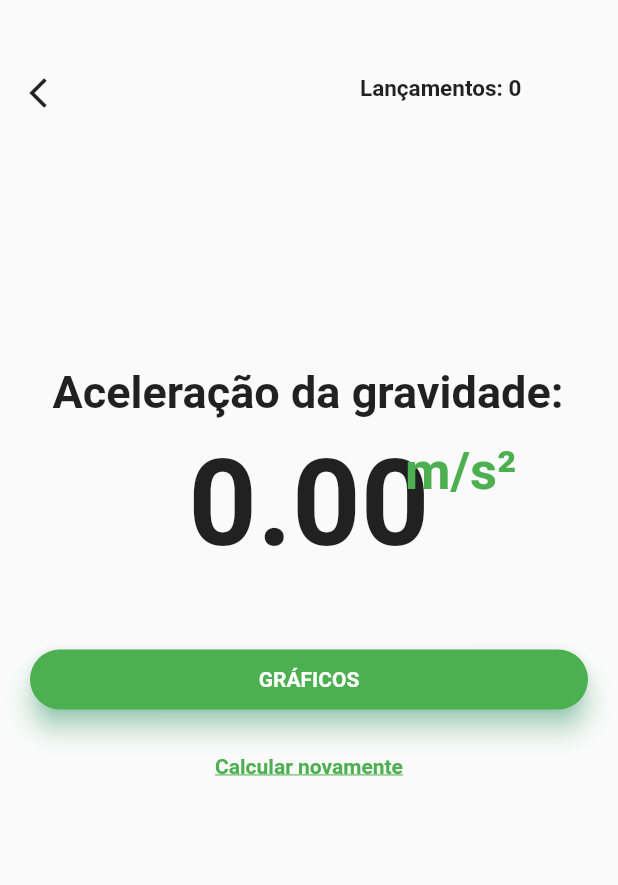
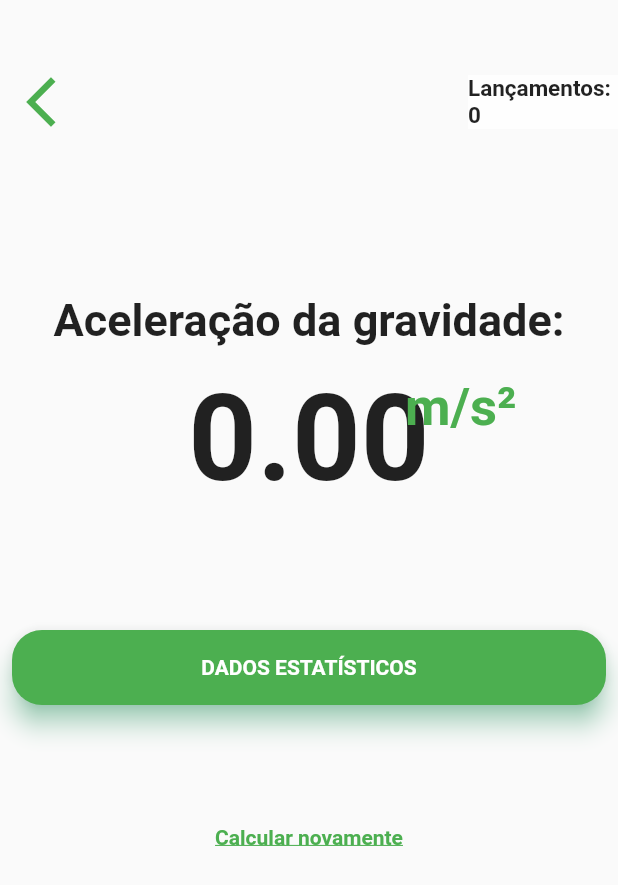
Before and after one commit to FonteneleLucas/experiment-gravitational-acceleration, a Flutter app: the ShowData screen opened by its route, on a phone screen of 412 x 824 dp. Shown: the top 885 px of the screen. Run offline on Flutter 3.47's test engine with Material 2 defaults, Android fonts, the phone set to English and light mode, and no system bars; our stand-ins replace flutter_bluetooth_serial; Roboto replaces fonts that are missing (Montserrat); statements that could not run were skipped.

Commit message:
corrigindo tela 01 de exibição dos dados

```diff
--- a/lib/showData.dart
+++ b/lib/showData.dart
@@ -88,16 +88,24 @@ class _ShowDataState extends State<ShowData> {
   @override
   Widget build(BuildContext context) {
     return new Scaffold(
-      resizeToAvoidBottomPadding: false,
+//      resizeToAvoidBottomPadding: false,
       body: Column(
-        crossAxisAlignment: CrossAxisAlignment.start,
         children: <Widget>[
           Container(
-            child: Stack(
+            margin: const EdgeInsets.only(left: 0, top: 40, right: 0, bottom: 0),
+//            color: Colors.blue,
+            child:  Row(
               children: <Widget>[
-                IconButton(
-                  padding: EdgeInsets.fromLTRB(15, 50, 0, 0),
+                Expanded(
+                  flex: 2,
+                  child: Container(
+//                    color: Colors.grey,
+                    child: Container(
+                      width: 20,
+                      child: IconButton(
                         icon: Icon(Icons.arrow_back_ios),
+                        iconSize: 40,
+                        color: Colors.green,
                         tooltip: 'Voltar',
                         onPressed: () {
                           print("Voltar");
@@ -105,29 +113,49 @@ class _ShowDataState extends State<ShowData> {
                           _connected = true;
                         },
                       ),
-                Container(
-                  padding: EdgeInsets.fromLTRB(240, 50, 0, 0),
+                    )
+                  ),
+                ),
+                Expanded(
+                  flex: 9,
+                  child: Container(
+                    alignment: Alignment(1, 0),
+//                    color: Colors.white70,
+                    child: Container(
+                      width: 100,
+                      color: Colors.white70,
                       child: Text(
                         "Lançamentos: "+ contador.toString(),
                         style: TextStyle(fontSize: 15, fontWeight: FontWeight.bold),
                       ),
                     ),
+                  ),
+                ),
               ],
             ),
           ),
-          SizedBox(height: 40),
           Container(
+            margin: const EdgeInsets.only(left: 0, top: 100, right: 0, bottom: 0),
+//            color: Colors.lightBlueAccent,
             child: Stack(
               children: <Widget>[
                 Container(
-                  padding: EdgeInsets.fromLTRB(35, 130, 0, 0),
+                    margin: const EdgeInsets.only(left: 0, top: 0, right: 0, bottom: 0),
+//                  height: 30,
+                  child: Center(
                     child: Text(
                       "Aceleração da gravidade:",
                       style: TextStyle(fontSize: 30, fontWeight: FontWeight.bold),
                     ),
+                  )
                 ),
                 Container(
-                  padding: EdgeInsets.fromLTRB(0, 175, 0, 0),
+                  margin: const EdgeInsets.only(left: 0, top: 50, right: 0, bottom: 0),
+                  child: Row(
+                    mainAxisAlignment: MainAxisAlignment.center,
+                    children: [
+                      Container(
+//                        color: Colors.red,
                         child: Center(
                           child: Text(
                             _gravidadeFinal.toStringAsFixed(2),
@@ -136,8 +164,11 @@ class _ShowDataState extends State<ShowData> {
                           ),
                         ),
                       ),
+                    ],
+                  ),
+                ),
                 Container(
-                  padding: EdgeInsets.fromLTRB(270, 180, 0, 0),
+                  padding: EdgeInsets.fromLTRB(270, 55, 0, 0),
                   child: Text(
                     "m/s²",
                     style: TextStyle(
@@ -145,20 +176,17 @@ class _ShowDataState extends State<ShowData> {
                         fontWeight: FontWeight.bold,
                         color: Colors.green),
                   ),
-                )
+                ),
               ],
             ),
           ),
-          SizedBox(
+          Container(
+              margin: const EdgeInsets.only(left: 8, top: 80, right: 8, bottom: 0),
+//              color: Colors.black,
               height: 50,
-          ),
-
-          Container(
-              padding: EdgeInsets.only(left: 20, right: 20),
-              height: 40,
               child: InkWell(
                 onTap: () {
-                  Navigator.of(context).pushNamed('/inicialPage');
+
                 },
                 child: Material(
                   borderRadius: BorderRadius.circular(20),
@@ -167,20 +195,20 @@ class _ShowDataState extends State<ShowData> {
                   elevation: 7,
                   child: Center(
                     child: Text(
-                      "GRÁFICOS",
+                      "DADOS ESTATÍSTICOS",
                       style: TextStyle(
                           color: Colors.white,
                           fontWeight: FontWeight.bold,
-                          fontFamily: 'Montserrat'),
+                          fontFamily: 'Montserrat'
                       ),
                     ),
                   ),
-              )),
-          SizedBox(height: 30),
-          Row(
-            mainAxisAlignment: MainAxisAlignment.center,
-            children: <Widget>[
-              InkWell(
+                ),
+              )
+          ),
+          Container(
+            margin: const EdgeInsets.only(left: 0, top: 80, right: 0, bottom: 0),
+            child: InkWell(
               onTap: () {
                 resetCalc();
               },
@@ -192,8 +220,7 @@ class _ShowDataState extends State<ShowData> {
                     fontWeight: FontWeight.bold,
                     decoration: TextDecoration.underline),
               ),
-              )
-            ],
+            ),
           )
         ],
       ),
```
Lines whose indentation alone changed are shown as unchanged.
